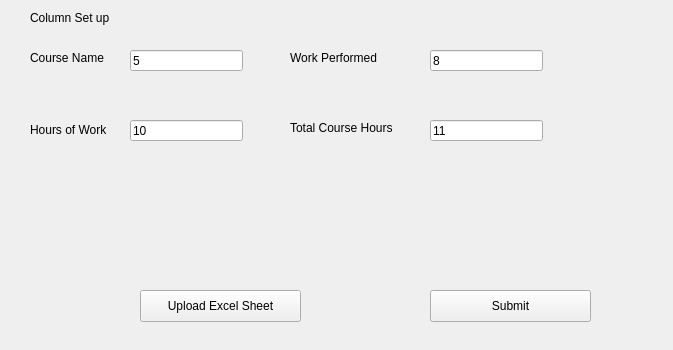
Qt form GUI/app.ui (COPIT-github/Timesheet-Log-Analyzer) before a commit; both pictures show x 0 to 673 and y 0 to 350 of the 1005 by 713 pixel window.
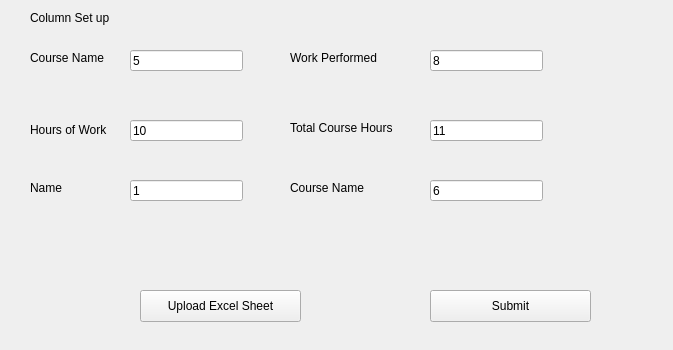
The same form after that commit.

Commit message: add name and coordinator name to UI

```diff
--- a/GUI/app.ui
+++ b/GUI/app.ui
@@ -196,6 +196,58 @@
      <string>None</string>
     </property>
    </widget>
+   <widget class="QLineEdit" name="lineEdit_2">
+    <property name="geometry">
+     <rect>
+      <x>130</x>
+      <y>180</y>
+      <width>113</width>
+      <height>21</height>
+     </rect>
+    </property>
+    <property name="text">
+     <string>1</string>
+    </property>
+   </widget>
+   <widget class="QLineEdit" name="lineEdit_3">
+    <property name="geometry">
+     <rect>
+      <x>430</x>
+      <y>180</y>
+      <width>113</width>
+      <height>21</height>
+     </rect>
+    </property>
+    <property name="text">
+     <string>6</string>
+    </property>
+   </widget>
+   <widget class="QLabel" name="label_3">
+    <property name="geometry">
+     <rect>
+      <x>30</x>
+      <y>180</y>
+      <width>60</width>
+      <height>16</height>
+     </rect>
+    </property>
+    <property name="text">
+     <string>Name</string>
+    </property>
+   </widget>
+   <widget class="QLabel" name="label_6">
+    <property name="geometry">
+     <rect>
+      <x>290</x>
+      <y>180</y>
+      <width>101</width>
+      <height>16</height>
+     </rect>
+    </property>
+    <property name="text">
+     <string>Course Name</string>
+    </property>
+   </widget>
   </widget>
   <widget class="QStatusBar" name="statusbar"/>
  </widget>
```
The commit also changes 1 other file.
